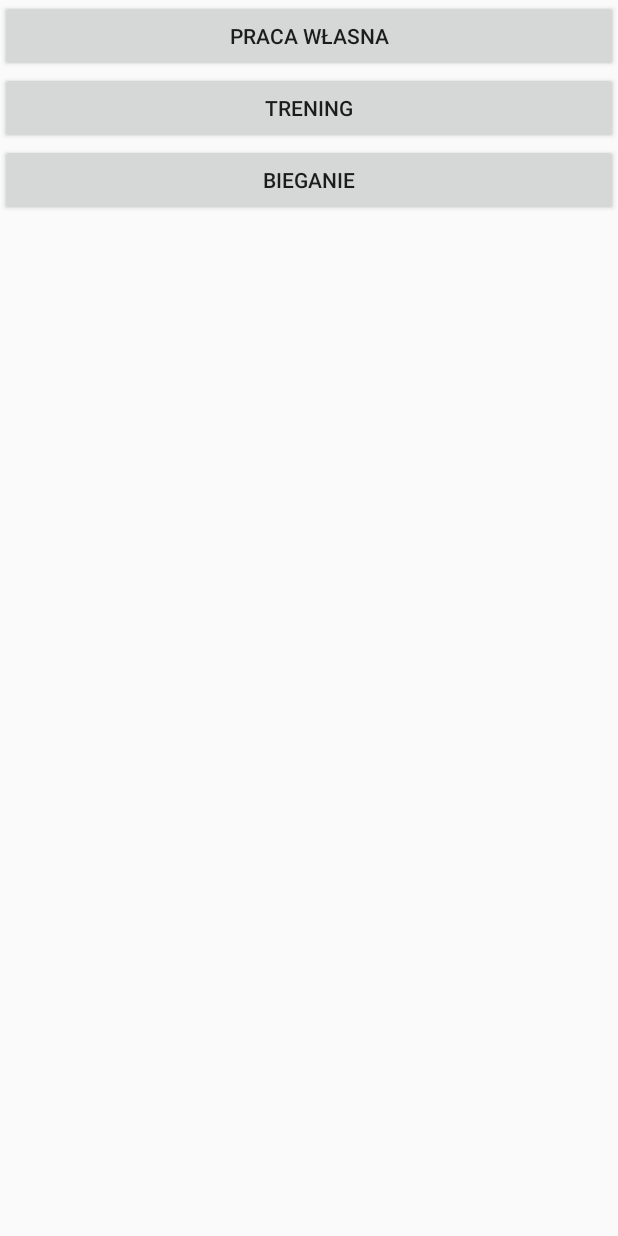
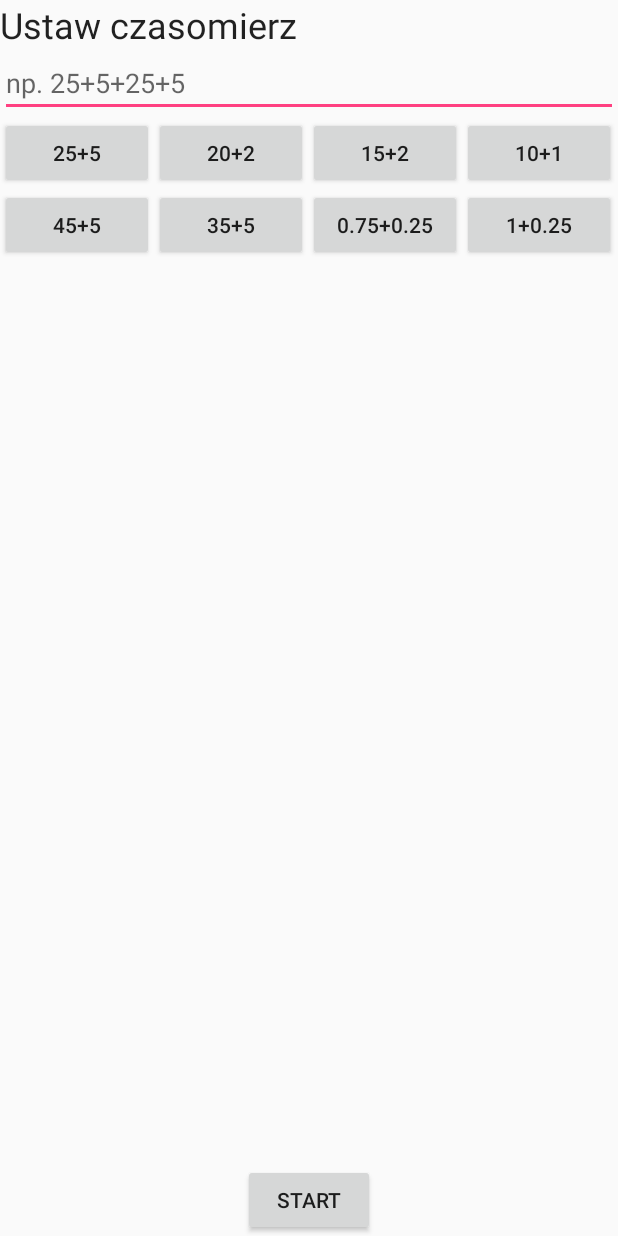
Before and after one commit to Ewa55555/Hodujjajko, an Android app: the SettingActivity screen opened directly, with no data from a screen before it, after a tap on "PRACA WŁASNA", on a phone screen of 412 x 824 dp. Run offline under Robolectric (Android 15) with nearby library versions, the phone set to English and light mode, and no system bars.

Commit message:
setting time in edittext

```diff
--- a/app/src/main/AndroidManifest.xml
+++ b/app/src/main/AndroidManifest.xml
@@ -20,6 +20,10 @@
             android:name=".SettingActivity"
             android:label="Setting Activity" >
         </activity>
+        <activity
+            android:name=".SettingTimer"
+            android:label="Setting Timer" >
+        </activity>
     </application>
 
 </manifest>
--- a/app/src/main/java/com/example/hodujjajko/SettingActivity.java
+++ b/app/src/main/java/com/example/hodujjajko/SettingActivity.java
@@ -2,7 +2,9 @@ package com.example.hodujjajko;
 
 
 import android.app.Activity;
+import android.content.Intent;
 import android.os.Bundle;
+import android.util.Log;
 import android.view.View;
 import android.widget.Button;
 
@@ -30,6 +32,16 @@ public class SettingActivity extends Activity implements View.OnClickListener{
 
     @Override
     public void onClick(View v) {
+        switch (v.getId()){
+            case R.id.study:
+                Log.i("Jajko", "startujemy setting timer");
+                startSettingTimer();
+        }
+    }
 
+    private void startSettingTimer(){
+        Intent settingTimerIntent = null;
+        settingTimerIntent = new Intent(getApplicationContext(), SettingTimer.class);
+        startActivity(settingTimerIntent);
     }
 }
--- /dev/null
+++ b/app/src/main/java/com/example/hodujjajko/SettingTimer.java
@@ -0,0 +1,63 @@
+package com.example.hodujjajko;
+
+
+import android.app.Activity;
+import android.os.Bundle;
+import android.util.Log;
+import android.view.View;
+import android.widget.Button;
+import android.widget.EditText;
+
+import java.util.ArrayList;
+import java.util.Arrays;
+import java.util.List;
+
+public class SettingTimer extends Activity implements View.OnClickListener{
+
+    private EditText timer;
+    private List<Button> buttons;
+    private static final int[] BUTTON_IDS = {
+        R.id.timer1,
+        R.id.timer2,
+        R.id.timer3,
+        R.id.timer4,
+        R.id.timer5,
+        R.id.timer6,
+        R.id.timer7,
+        R.id.timer8};
+    private Button startTimer;
+
+    @Override
+    protected void onCreate(Bundle savedInstanceState) {
+        super.onCreate(savedInstanceState);
+        setContentView(R.layout.setting_timer);
+        init();
+    }
+
+    private void init(){
+        int i = 0;
+        timer = (EditText) findViewById(R.id.timer);
+        timer.setOnClickListener(this);
+        startTimer = (Button)findViewById(R.id.startTimer);
+        startTimer.setOnClickListener(this);
+        buttons = new ArrayList<>(BUTTON_IDS.length);
+        for(int id : BUTTON_IDS) {
+            Button button = (Button) findViewById(id);
+            button.setOnClickListener(this);
+            Log.i("Jajko", "inicjalizujemy tagi " + i);
+            button.setTag(i++);
+            buttons.add(button);
+        }
+    }
+
+    @Override
+    public void onClick(View v) {
+        if (v.getId() == R.id.startTimer){
+            Log.i("Jajko", "alo");
+        }else{
+            Log.i("Jajko", "znalazlam buttona");
+            int index = (Integer)v.getTag();
+            timer.setText(buttons.get(index).getText());
+        }
+    }
+}
--- a/app/src/main/res/layout/setting_timer.xml
+++ b/app/src/main/res/layout/setting_timer.xml
@@ -94,7 +94,7 @@
 </LinearLayout>
 
     <Button
-        android:id="@+id/start_timer"
+        android:id="@+id/startTimer"
         android:layout_width="wrap_content"
         android:layout_height="wrap_content"
         android:layout_alignParentBottom="true"
--- a/app/src/main/res/values/strings.xml
+++ b/app/src/main/res/values/strings.xml
@@ -8,8 +8,8 @@
     <string name="timer4_string">10+1</string>
     <string name="timer5_string">45+5</string>
     <string name="timer6_string">35+5</string>
-    <string name="timer7_string">45s+15s</string>
-    <string name="timer8_string">1+15s</string>
+    <string name="timer7_string">0.75+0.25</string>
+    <string name="timer8_string">1+0.25</string>
     <string name="start_timer_string">START</string>
     <string name="work_string">Praca własna</string>
     <string name="running_string">Bieganie</string>
```
